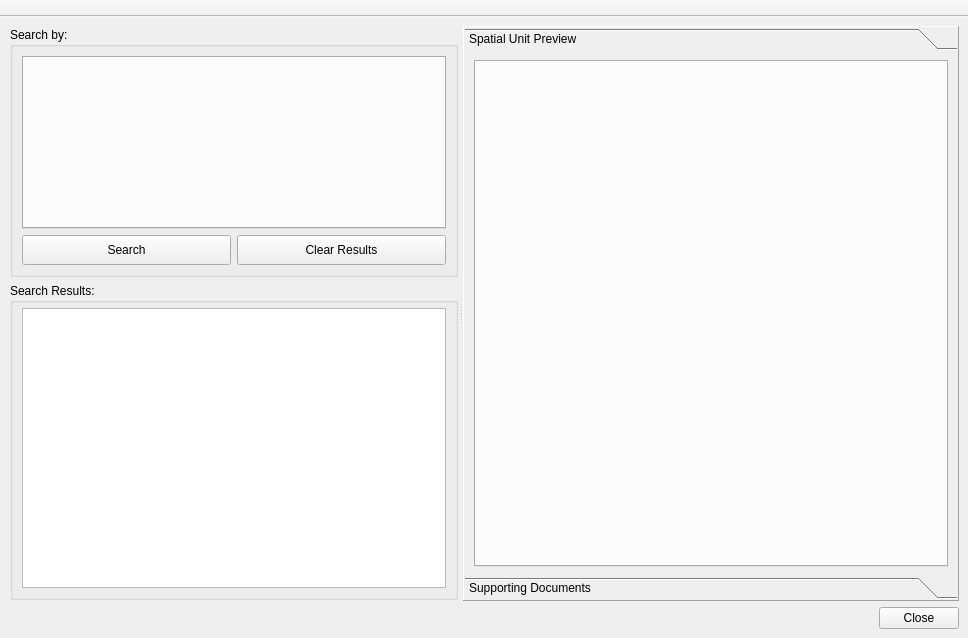
Before: the Qt Designer form ui/ui_view_str.ui in gltn/stdm, drawn with Qt 5.
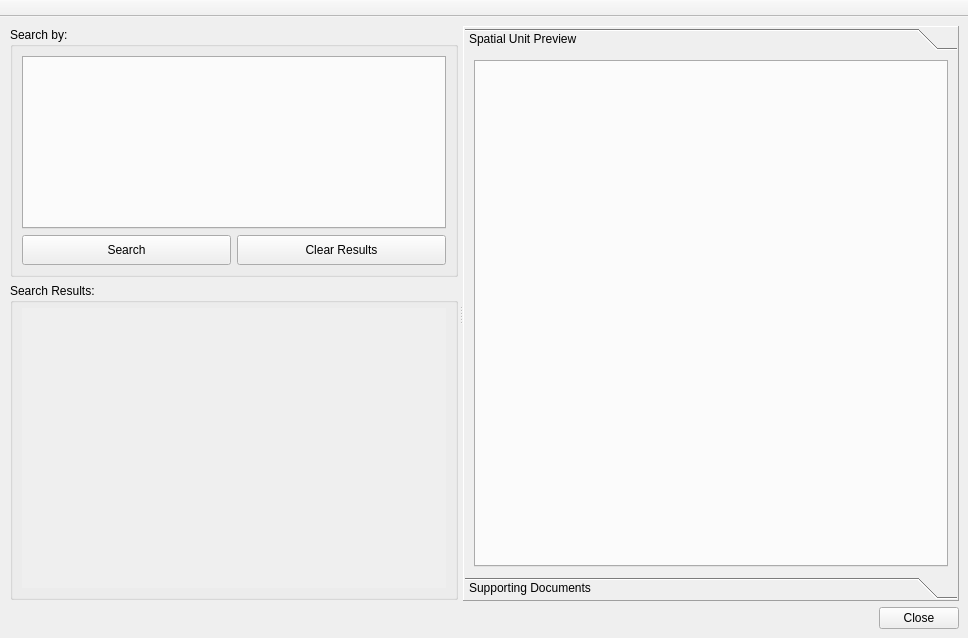
After: the same form once the commit is applied. Icons and pictures are not drawn. Custom widgets are drawn as their Qt base class.

The edit to the form file:
```diff
--- a/ui/ui_view_str.ui
+++ b/ui/ui_view_str.ui
@@ -130,22 +130,26 @@
             </layout>
            </item>
            <item>
-            <widget class="QTreeView" name="tvSTRResults">
-             <property name="editTriggers">
-              <set>QAbstractItemView::NoEditTriggers</set>
+            <widget class="QScrollArea" name="tree_scrollArea">
+             <property name="frameShape">
+              <enum>QFrame::NoFrame</enum>
              </property>
-             <property name="alternatingRowColors">
-              <bool>true</bool>
+             <property name="frameShadow">
+              <enum>QFrame::Plain</enum>
              </property>
-             <property name="rootIsDecorated">
+             <property name="widgetResizable">
               <bool>true</bool>
              </property>
-             <attribute name="headerCascadingSectionResizes">
-              <bool>false</bool>
-             </attribute>
-             <attribute name="headerDefaultSectionSize">
-              <number>0</number>
-             </attribute>
+             <widget class="QWidget" name="scrollAreaWidgetContents">
+              <property name="geometry">
+               <rect>
+                <x>0</x>
+                <y>0</y>
+                <width>424</width>
+                <height>85</height>
+               </rect>
+              </property>
+             </widget>
             </widget>
            </item>
           </layout>
```
Left out of the diff: 4 changed lines with no effect on the pictures.
